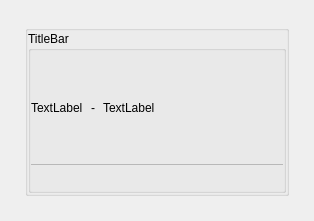
Before: the Qt Designer form opensyde_tool/src/opensyde_gui_elements/C_OgePopUpDialog.ui in openSYDE/openSYDE, drawn with Qt 5.
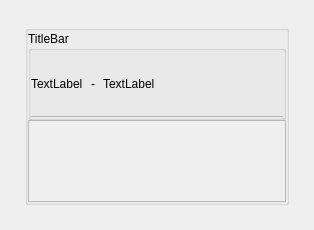
After: the same form once the commit is applied. Custom widgets are drawn as their Qt base class.

```diff
--- a/opensyde_tool/src/opensyde_gui_elements/C_OgePopUpDialog.ui
+++ b/opensyde_tool/src/opensyde_gui_elements/C_OgePopUpDialog.ui
@@ -7,13 +7,13 @@
     <x>0</x>
     <y>0</y>
     <width>314</width>
-    <height>221</height>
+    <height>230</height>
    </rect>
   </property>
   <property name="windowTitle">
    <string>Dialog</string>
   </property>
-  <layout class="QHBoxLayout" name="horizontalLayout">
+  <layout class="QVBoxLayout" name="verticalLayout_3">
    <property name="leftMargin">
     <number>25</number>
    </property>
@@ -63,10 +63,13 @@
           <number>0</number>
          </property>
          <item row="0" column="0">
-          <layout class="QVBoxLayout" name="pc_VerticalLayout">
+          <layout class="QVBoxLayout" name="pc_VerticalLayout" stretch="0,1">
            <property name="spacing">
             <number>0</number>
            </property>
+           <property name="bottomMargin">
+            <number>0</number>
+           </property>
            <item>
             <widget class="stw::opensyde_gui_elements::C_OgeGbxTransparent" name="pc_GroupBoxTitle">
              <property name="title">
@@ -177,6 +180,46 @@
              </layout>
             </widget>
            </item>
+           <item>
+            <widget class="stw::opensyde_gui_elements::C_OgeTransparentScrollArea" name="scrollArea">
+             <property name="focusPolicy">
+              <enum>Qt::ClickFocus</enum>
+             </property>
+             <property name="widgetResizable">
+              <bool>true</bool>
+             </property>
+             <widget class="stw::opensyde_gui_elements::C_OgeWiOnlyBackground" name="pc_ScrollAreaWidgetContents">
+              <property name="geometry">
+               <rect>
+                <x>0</x>
+                <y>0</y>
+                <width>254</width>
+                <height>68</height>
+               </rect>
+              </property>
+              <layout class="QVBoxLayout" name="verticalLayout_5">
+               <property name="spacing">
+                <number>0</number>
+               </property>
+               <property name="leftMargin">
+                <number>0</number>
+               </property>
+               <property name="topMargin">
+                <number>0</number>
+               </property>
+               <property name="rightMargin">
+                <number>0</number>
+               </property>
+               <property name="bottomMargin">
+                <number>0</number>
+               </property>
+               <item>
+                <layout class="QVBoxLayout" name="pc_VerticalLayoutPopUps"/>
+               </item>
+              </layout>
+             </widget>
+            </widget>
+           </item>
           </layout>
          </item>
         </layout>
@@ -218,6 +261,18 @@
    <header>C_OgeFraBorder.hpp</header>
    <container>1</container>
   </customwidget>
+  <customwidget>
+   <class>stw::opensyde_gui_elements::C_OgeWiOnlyBackground</class>
+   <extends>QWidget</extends>
+   <header>C_OgeWiOnlyBackground.hpp</header>
+   <container>1</container>
+  </customwidget>
+  <customwidget>
+   <class>stw::opensyde_gui_elements::C_OgeTransparentScrollArea</class>
+   <extends>QScrollArea</extends>
+   <header>C_OgeTransparentScrollArea.hpp</header>
+   <container>1</container>
+  </customwidget>
  </customwidgets>
  <resources/>
  <connections/>
```
Left out of the diff: 2 changed lines with no effect on the pictures.
